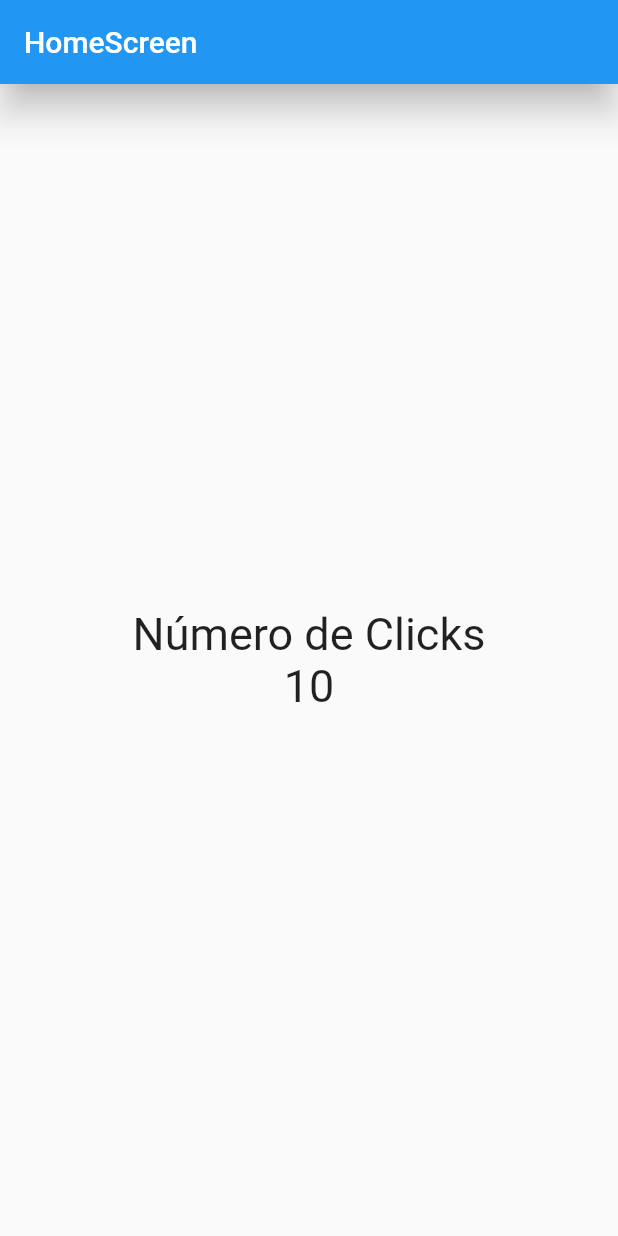
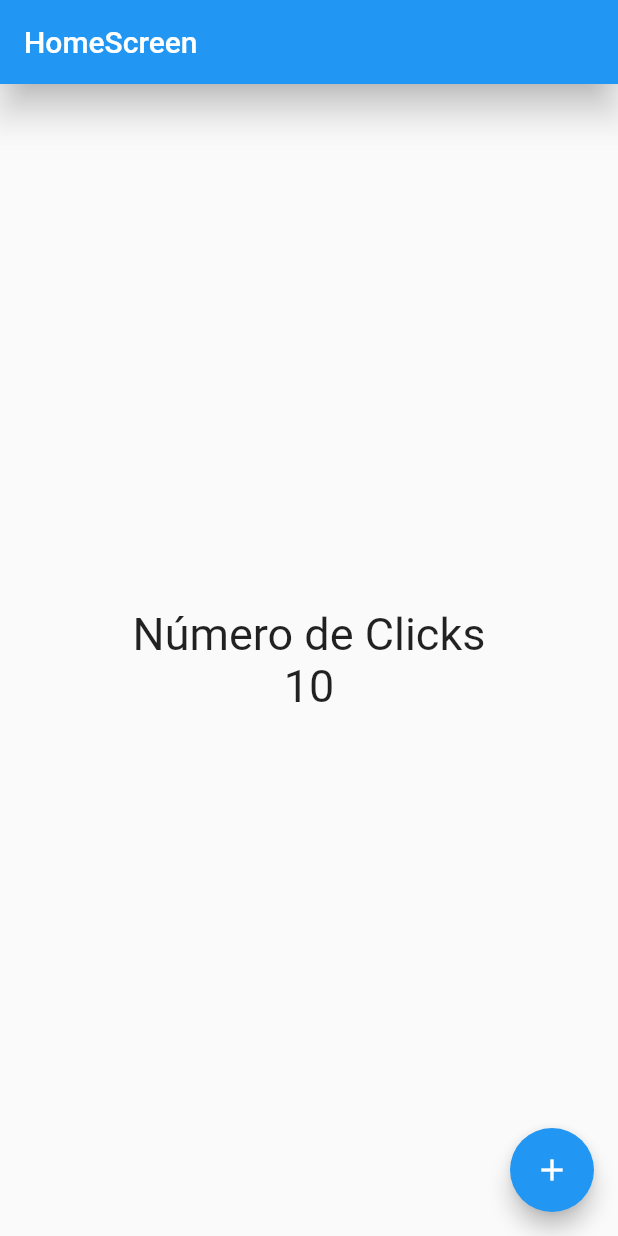
Before and after one commit to CRUXsur/marknotes, a Flutter app: the screen it shows after launch, on a phone screen of 412 x 824 dp. Run offline on Flutter 3.47's test engine with Material 2 defaults, Android fonts, the phone set to English and light mode, and no system bars.

Commit message:
floating action button

```diff
--- a/lib/screens/home_screen.dart
+++ b/lib/screens/home_screen.dart
@@ -28,14 +28,17 @@ class HomeScreen extends StatelessWidget {
           children: const <Widget>[
             Text('Número de Clicks', style: fontSize30),
             Text('10', style: fontSize30),
-
-            // Text(
-            //   'Número de Clicks',
-            //   style: TextStyle(fontSize: 30),
-            // ),
-            // Text('10', style: TextStyle(fontSize: 30)),
           ],
         ),
+      ),
+      floatingActionButton: FloatingActionButton(
+        //ponemos un icon
+        //Icon: es un widget especializado para mostrar iconos
+        child: const Icon(Icons.add),
+        onPressed: () {
+          //
+          //print('Hola mundo');
+        },
       ),
     );
   }
```
